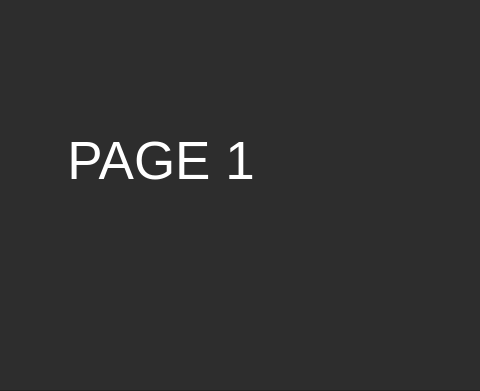
Qt form QT-Toogle Menu/ui_main.ui (brian-emarquez/Python-Course) before a commit; both pictures show x 374 to 854 and y 109 to 500 of the 1000 by 500 pixel window.
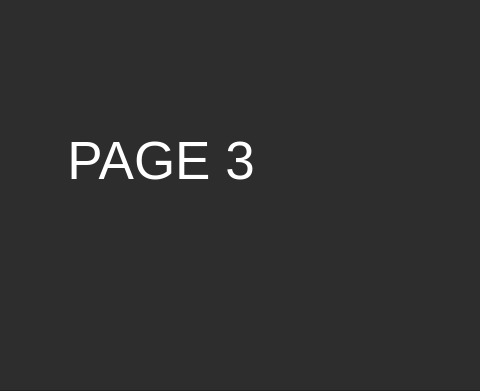
The same form after that commit. The open tabs and pages were chosen to show the change.

Diff of the .ui file:
```diff
--- a/QT-Toogle Menu/ui_main.ui
+++ b/QT-Toogle Menu/ui_main.ui
@@ -370,6 +370,28 @@
               </item>
              </layout>
             </widget>
+            <widget class="QWidget" name="page_3">
+             <layout class="QVBoxLayout" name="verticalLayout_8">
+              <item>
+               <widget class="QLabel" name="label_3">
+                <property name="font">
+                 <font>
+                  <pointsize>40</pointsize>
+                 </font>
+                </property>
+                <property name="styleSheet">
+                 <string notr="true">color: #fff</string>
+                </property>
+                <property name="text">
+                 <string>PAGE 3</string>
+                </property>
+                <property name="alignment">
+                 <set>Qt::AlignCenter</set>
+                </property>
+               </widget>
+              </item>
+             </layout>
+            </widget>
            </widget>
           </item>
          </layout>
```
Left out of the diff: 2 changed lines with no effect on the pictures.
